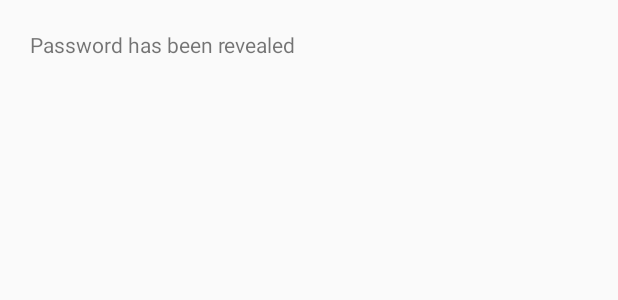
After one commit to PrasunPK/password_manager, an Android app: the layout activity_reveal_credential.xml on its own in the app's theme, with its tools: preview values and no code run, on a phone screen of 412 x 824 dp. The commit adds this screen. Shown: the top 300 px of the screen. Run offline under Robolectric (Android 15) with nearby library versions, the phone set to English and light mode, and no system bars.

Commit message:
checking against the static key to show the password

```diff
--- a/app/build.gradle
+++ b/app/build.gradle
@@ -20,6 +20,10 @@ android {
             proguardFiles getDefaultProguardFile('proguard-android.txt'), 'proguard-rules.pro'
         }
     }
+    compileOptions {
+        targetCompatibility 1.8
+        sourceCompatibility 1.8
+    }
 }
 
 dependencies {
--- /dev/null
+++ b/app/src/main/res/layout/activity_reveal_credential.xml
@@ -0,0 +1,12 @@
+<?xml version="1.0" encoding="utf-8"?>
+<LinearLayout xmlns:android="http://schemas.android.com/apk/res/android"
+    android:orientation="vertical" android:layout_width="match_parent"
+    android:layout_height="match_parent">
+
+    <TextView
+        android:layout_width="match_parent"
+        android:layout_height="match_parent"
+        android:text="Password has been revealed"
+        android:padding="20dp"/>
+
+</LinearLayout>
```
Also changed, not shown: app/src/main/AndroidManifest.xml (+8 -0 lines), app/src/main/java/me/opens/password_manager/activities/DisplayCredentialsActivity.java (+24 -37 lines), app/src/main/java/me/opens/password_manager/activities/RevealCredentialActivity.java (added, +15 -0 lines), app/src/main/java/me/opens/password_manager/service/KeyCheckerService.java (added, +9 -0 lines), app/src/main/java/me/opens/password_manager/util/Constants.java (added, +7 -0 lines).
